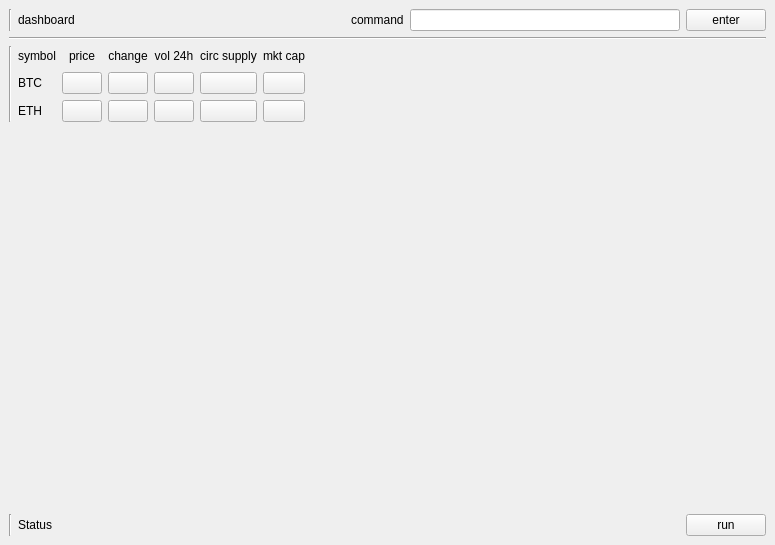
First picture: the form in src/app/ui/mainwindow.ui, repository sharbel256/numeri, before the edit.
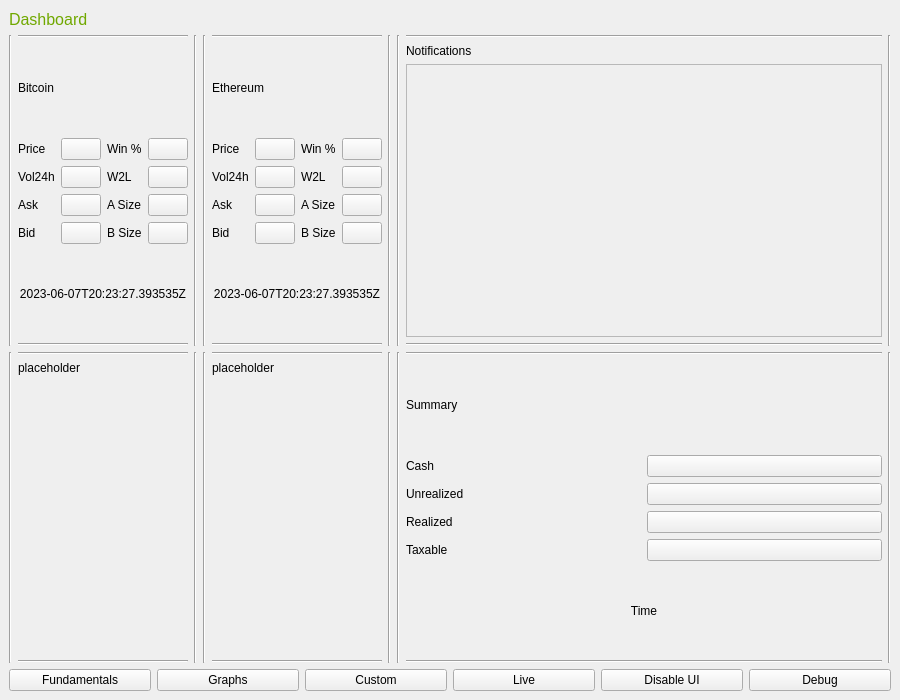
Second picture: the form after the edit.

The edit to the form file:
```diff
--- a/src/app/ui/mainwindow.ui
+++ b/src/app/ui/mainwindow.ui
@@ -6,30 +6,37 @@
    <rect>
     <x>0</x>
     <y>0</y>
-    <width>775</width>
-    <height>545</height>
+    <width>900</width>
+    <height>700</height>
    </rect>
   </property>
   <property name="windowTitle">
    <string>numeri</string>
   </property>
+  <property name="autoFillBackground">
+   <bool>false</bool>
+  </property>
+  <property name="styleSheet">
+   <string notr="true"/>
+  </property>
   <widget class="QWidget" name="centralwidget">
    <layout class="QVBoxLayout" name="verticalLayout">
     <item>
      <layout class="QVBoxLayout" name="verticalLayout_2">
       <item>
        <layout class="QHBoxLayout" name="horizontalLayout">
-        <item>
-         <widget class="Line" name="line">
-          <property name="orientation">
-           <enum>Qt::Vertical</enum>
-          </property>
-         </widget>
-        </item>
         <item>
          <widget class="QLabel" name="dash_name">
+          <property name="styleSheet">
+           <string notr="true">QLabel {
+    color: #70a800; 
+    font-family: 'Courier New', monospace; 
+    font-size: 16px; 
+}
+</string>
+          </property>
           <property name="text">
-           <string>dashboard</string>
+           <string>Dashboard</string>
           </property>
          </widget>
         </item>
@@ -46,256 +53,695 @@
           </property>
          </spacer>
         </item>
-        <item>
-         <widget class="QLabel" name="command">
-          <property name="text">
-           <string>command</string>
-          </property>
-         </widget>
-        </item>
-        <item>
-         <widget class="QLineEdit" name="command_edit"/>
-        </item>
-        <item>
-         <widget class="QPushButton" name="command_enter">
-          <property name="text">
-           <string>enter</string>
-          </property>
-         </widget>
-        </item>
        </layout>
       </item>
-      <item>
-       <widget class="Line" name="line_4">
-        <property name="orientation">
-         <enum>Qt::Horizontal</enum>
-        </property>
-       </widget>
-      </item>
       <item>
        <layout class="QHBoxLayout" name="horizontalLayout_2">
-        <item>
-         <widget class="Line" name="line_2">
-          <property name="orientation">
-           <enum>Qt::Vertical</enum>
-          </property>
-         </widget>
-        </item>
         <item>
          <layout class="QGridLayout" name="gridLayout">
-          <item row="0" column="3">
-           <widget class="QLabel" name="volume">
-            <property name="text">
-             <string>vol 24h</string>
-            </property>
-            <property name="alignment">
-             <set>Qt::AlignCenter</set>
-            </property>
-           </widget>
+          <item row="0" column="2">
+           <layout class="QHBoxLayout" name="horizontalLayout_5">
+            <item>
+             <widget class="Line" name="line_4">
+              <property name="orientation">
+               <enum>Qt::Vertical</enum>
+              </property>
+             </widget>
+            </item>
+            <item>
+             <layout class="QVBoxLayout" name="verticalLayout_4">
+              <item>
+               <widget class="Line" name="line_7">
+                <property name="orientation">
+                 <enum>Qt::Horizontal</enum>
+                </property>
+               </widget>
+              </item>
+              <item>
+               <widget class="QLabel" name="label_12">
+                <property name="text">
+                 <string>Ethereum</string>
+                </property>
+               </widget>
+              </item>
+              <item>
+               <layout class="QGridLayout" name="gridLayout_3">
+                <item row="3" column="1">
+                 <widget class="QPushButton" name="pushButton_21">
+                  <property name="text">
+                   <string/>
+                  </property>
+                 </widget>
+                </item>
+                <item row="2" column="0">
+                 <widget class="QLabel" name="label_14">
+                  <property name="text">
+                   <string>Vol24h</string>
+                  </property>
+                 </widget>
+                </item>
+                <item row="1" column="3">
+                 <widget class="QPushButton" name="pushButton_19">
+                  <property name="text">
+                   <string/>
+                  </property>
+                 </widget>
+                </item>
+                <item row="1" column="0">
+                 <widget class="QLabel" name="label_11">
+                  <property name="text">
+                   <string>Price</string>
+                  </property>
+                 </widget>
+                </item>
+                <item row="1" column="2">
+                 <widget class="QLabel" name="label_15">
+                  <property name="text">
+                   <string>Win %</string>
+                  </property>
+                 </widget>
+                </item>
+                <item row="2" column="2">
+                 <widget class="QLabel" name="label_16">
+                  <property name="text">
+                   <string>W2L</string>
+                  </property>
+                 </widget>
+                </item>
+                <item row="2" column="1">
+                 <widget class="QPushButton" name="eth_volume">
+                  <property name="text">
+                   <string/>
+                  </property>
+                 </widget>
+                </item>
+                <item row="3" column="3">
+                 <widget class="QPushButton" name="pushButton_22">
+                  <property name="text">
+                   <string/>
+                  </property>
+                 </widget>
+                </item>
+                <item row="1" column="1">
+                 <widget class="QPushButton" name="eth_price">
+                  <property name="text">
+                   <string/>
+                  </property>
+                 </widget>
+                </item>
+                <item row="2" column="3">
+                 <widget class="QPushButton" name="pushButton_20">
+                  <property name="text">
+                   <string/>
+                  </property>
+                 </widget>
+                </item>
+                <item row="4" column="1">
+                 <widget class="QPushButton" name="pushButton_23">
+                  <property name="text">
+                   <string/>
+                  </property>
+                 </widget>
+                </item>
+                <item row="4" column="3">
+                 <widget class="QPushButton" name="pushButton_24">
+                  <property name="text">
+                   <string/>
+                  </property>
+                 </widget>
+                </item>
+                <item row="3" column="0">
+                 <widget class="QLabel" name="label_17">
+                  <property name="text">
+                   <string>Ask</string>
+                  </property>
+                 </widget>
+                </item>
+                <item row="4" column="0">
+                 <widget class="QLabel" name="label_18">
+                  <property name="text">
+                   <string>Bid</string>
+                  </property>
+                 </widget>
+                </item>
+                <item row="3" column="2">
+                 <widget class="QLabel" name="label_19">
+                  <property name="text">
+                   <string>A Size</string>
+                  </property>
+                 </widget>
+                </item>
+                <item row="4" column="2">
+                 <widget class="QLabel" name="label_20">
+                  <property name="text">
+                   <string>B Size</string>
+                  </property>
+                 </widget>
+                </item>
+               </layout>
+              </item>
+              <item>
+               <widget class="QLabel" name="eth_time">
+                <property name="text">
+                 <string>2023-06-07T20:23:27.393535Z</string>
+                </property>
+                <property name="alignment">
+                 <set>Qt::AlignCenter</set>
+                </property>
+               </widget>
+              </item>
+              <item>
+               <widget class="Line" name="line_8">
+                <property name="orientation">
+                 <enum>Qt::Horizontal</enum>
+                </property>
+               </widget>
+              </item>
+             </layout>
+            </item>
+            <item>
+             <widget class="Line" name="line_6">
+              <property name="orientation">
+               <enum>Qt::Vertical</enum>
+              </property>
+             </widget>
+            </item>
+           </layout>
+          </item>
+          <item row="0" column="0">
+           <layout class="QHBoxLayout" name="horizontalLayout_4">
+            <item>
+             <widget class="Line" name="line">
+              <property name="orientation">
+               <enum>Qt::Vertical</enum>
+              </property>
+             </widget>
+            </item>
+            <item>
+             <layout class="QVBoxLayout" name="verticalLayout_3">
+              <item>
+               <widget class="Line" name="line_3">
+                <property name="orientation">
+                 <enum>Qt::Horizontal</enum>
+                </property>
+               </widget>
+              </item>
+              <item>
+               <widget class="QLabel" name="label">
+                <property name="text">
+                 <string>Bitcoin</string>
+                </property>
+               </widget>
+              </item>
+              <item>
+               <layout class="QGridLayout" name="gridLayout_2">
+                <item row="2" column="1">
+                 <widget class="QPushButton" name="pushButton_8">
+                  <property name="text">
+                   <string/>
+                  </property>
+                 </widget>
+                </item>
+                <item row="3" column="0">
+                 <widget class="QLabel" name="label_8">
+                  <property name="text">
+                   <string>Bid</string>
+                  </property>
+                 </widget>
+                </item>
+                <item row="3" column="1">
+                 <widget class="QPushButton" name="pushButton_10">
+                  <property name="text">
+                   <string/>
+                  </property>
+                 </widget>
+                </item>
+                <item row="1" column="0">
+                 <widget class="QLabel" name="label_4">
+                  <property name="text">
+                   <string>Vol24h</string>
+                  </property>
+                 </widget>
+                </item>
+                <item row="0" column="1">
+                 <widget class="QPushButton" name="btc_price">
+                  <property name="text">
+                   <string/>
+                  </property>
+                 </widget>
+                </item>
+                <item row="2" column="0">
+                 <widget class="QLabel" name="label_7">
+                  <property name="text">
+                   <string>Ask</string>
+                  </property>
+                 </widget>
+                </item>
+                <item row="0" column="0">
+                 <widget class="QLabel" name="label_3">
+                  <property name="text">
+                   <string>Price</string>
+                  </property>
+                 </widget>
+                </item>
+                <item row="0" column="2">
+                 <widget class="QLabel" name="label_5">
+                  <property name="text">
+                   <string>Win %</string>
+                  </property>
+                 </widget>
+                </item>
+                <item row="1" column="1">
+                 <widget class="QPushButton" name="btc_volume">
+                  <property name="text">
+                   <string/>
+                  </property>
+                 </widget>
+                </item>
+                <item row="1" column="2">
+                 <widget class="QLabel" name="label_6">
+                  <property name="text">
+                   <string>W2L</string>
+                  </property>
+                 </widget>
+                </item>
+                <item row="0" column="3">
+                 <widget class="QPushButton" name="pushButton_13">
+                  <property name="text">
+                   <string/>
+                  </property>
+                 </widget>
+                </item>
+                <item row="2" column="2">
+                 <widget class="QLabel" name="label_9">
+                  <property name="text">
+                   <string>A Size</string>
+                  </property>
+                 </widget>
+                </item>
+                <item row="3" column="2">
+                 <widget class="QLabel" name="label_10">
+                  <property name="text">
+                   <string>B Size</string>
+                  </property>
+                 </widget>
+                </item>
+                <item row="1" column="3">
+                 <widget class="QPushButton" name="pushButton_14">
+                  <property name="text">
+                   <string/>
+                  </property>
+                 </widget>
+                </item>
+                <item row="2" column="3">
+                 <widget class="QPushButton" name="pushButton_15">
+                  <property name="text">
+                   <string/>
+                  </property>
+                 </widget>
+                </item>
+                <item row="3" column="3">
+                 <widget class="QPushButton" name="pushButton_16">
+                  <property name="text">
+                   <string/>
+                  </property>
+                 </widget>
+                </item>
+               </layout>
+              </item>
+              <item>
+               <widget class="QLabel" name="btc_time">
+                <property name="text">
+                 <string>2023-06-07T20:23:27.393535Z</string>
+                </property>
+                <property name="alignment">
+                 <set>Qt::AlignCenter</set>
+                </property>
+               </widget>
+              </item>
+              <item>
+               <widget class="Line" name="line_5">
+                <property name="orientation">
+                 <enum>Qt::Horizontal</enum>
+                </property>
+               </widget>
+              </item>
+             </layout>
+            </item>
+            <item>
+             <widget class="Line" name="line_2">
+              <property name="orientation">
+               <enum>Qt::Vertical</enum>
+              </property>
+             </widget>
+            </item>
+           </layout>
           </item>
           <item row="1" column="3">
-           <widget class="QPushButton" name="btc_vol">
-            <property name="text">
-             <string/>
-            </property>
-           </widget>
+           <layout class="QHBoxLayout" name="horizontalLayout_7">
+            <item>
+             <widget class="Line" name="line_14">
+              <property name="orientation">
+               <enum>Qt::Vertical</enum>
+              </property>
+             </widget>
+            </item>
+            <item>
+             <layout class="QVBoxLayout" name="verticalLayout_6">
+              <item>
+               <widget class="Line" name="line_15">
+                <property name="orientation">
+                 <enum>Qt::Horizontal</enum>
+                </property>
+               </widget>
+              </item>
+              <item>
+               <widget class="QLabel" name="label_22">
+                <property name="text">
+                 <string>Summary</string>
+                </property>
+               </widget>
+              </item>
+              <item>
+               <layout class="QGridLayout" name="gridLayout_4">
+                <item row="0" column="1">
+                 <widget class="QPushButton" name="pushButton_6">
+                  <property name="text">
+                   <string/>
+                  </property>
+                 </widget>
+                </item>
+                <item row="1" column="1">
+                 <widget class="QPushButton" name="pushButton_7">
+                  <property name="text">
+                   <string/>
+                  </property>
+                 </widget>
+                </item>
+                <item row="0" column="0">
+                 <widget class="QLabel" name="label_24">
+                  <property name="text">
+                   <string>Cash</string>
+                  </property>
+                 </widget>
+                </item>
+                <item row="2" column="0">
+                 <widget class="QLabel" name="label_26">
+                  <property name="text">
+                   <string>Realized</string>
+                  </property>
+                 </widget>
+                </item>
+                <item row="1" column="0">
+                 <widget class="QLabel" name="label_25">
+                  <property name="text">
+                   <string>Unrealized</string>
+                  </property>
+                 </widget>
+                </item>
+                <item row="3" column="0">
+                 <widget class="QLabel" name="label_27">
+                  <property name="text">
+                   <string>Taxable</string>
+                  </property>
+                 </widget>
+                </item>
+                <item row="2" column="1">
+                 <widget class="QPushButton" name="pushButton_11">
+                  <property name="text">
+                   <string/>
+                  </property>
+                 </widget>
+                </item>
+                <item row="3" column="1">
+                 <widget class="QPushButton" name="pushButton_25">
+                  <property name="text">
+                   <string/>
+                  </property>
+                 </widget>
+                </item>
+               </layout>
+              </item>
+              <item>
+               <widget class="QLabel" name="label_23">
+                <property name="text">
+                 <string>Time</string>
+                </property>
+                <property name="alignment">
+                 <set>Qt::AlignCenter</set>
+                </property>
+               </widget>
+              </item>
+              <item>
+               <widget class="Line" name="line_16">
+                <property name="orientation">
+                 <enum>Qt::Horizontal</enum>
+                </property>
+               </widget>
+              </item>
+             </layout>
+            </item>
+            <item>
+             <widget class="Line" name="line_13">
+              <property name="orientation">
+               <enum>Qt::Vertical</enum>
+              </property>
+             </widget>
+            </item>
+           </layout>
           </item>
-          <item row="0" column="4">
-           <widget class="QLabel" name="supply">
-            <property name="text">
-             <string>circ supply</string>
-            </property>
-            <property name="alignment">
-             <set>Qt::AlignCenter</set>
-            </property>
-           </widget>
-          </item>
-          <item row="2" column="2">
-           <widget class="QPushButton" name="eth_change">
-            <property name="text">
-             <string/>
-            </property>
-           </widget>
-          </item>
-          <item row="2" column="0">
-           <widget class="QLabel" name="eth">
-            <property name="text">
-             <string>ETH</string>
-            </property>
-           </widget>
-          </item>
-          <item row="2" column="3">
-           <widget class="QPushButton" name="pushButton_7">
-            <property name="text">
-             <string/>
-            </property>
-           </widget>
-          </item>
-          <item row="1" column="1">
-           <widget class="QPushButton" name="btc_price">
-            <property name="autoFillBackground">
-             <bool>false</bool>
-            </property>
-            <property name="text">
-             <string/>
-            </property>
-           </widget>
-          </item>
-          <item row="2" column="1">
-           <widget class="QPushButton" name="eth_price">
-            <property name="text">
-             <string/>
-            </property>
-           </widget>
+          <item row="0" column="3">
+           <layout class="QHBoxLayout" name="horizontalLayout_6">
+            <item>
+             <widget class="Line" name="line_9">
+              <property name="orientation">
+               <enum>Qt::Vertical</enum>
+              </property>
+             </widget>
+            </item>
+            <item>
+             <layout class="QVBoxLayout" name="verticalLayout_5">
+              <item>
+               <widget class="Line" name="line_11">
+                <property name="orientation">
+                 <enum>Qt::Horizontal</enum>
+                </property>
+               </widget>
+              </item>
+              <item>
+               <widget class="QLabel" name="label_21">
+                <property name="text">
+                 <string>Notifications</string>
+                </property>
+               </widget>
+              </item>
+              <item>
+               <widget class="QScrollArea" name="scrollArea">
+                <property name="widgetResizable">
+                 <bool>true</bool>
+                </property>
+                <widget class="QWidget" name="scrollAreaWidgetContents">
+                 <property name="geometry">
+                  <rect>
+                   <x>0</x>
+                   <y>0</y>
+                   <width>248</width>
+                   <height>187</height>
+                  </rect>
+                 </property>
+                </widget>
+               </widget>
+              </item>
+              <item>
+               <widget class="Line" name="line_12">
+                <property name="orientation">
+                 <enum>Qt::Horizontal</enum>
+                </property>
+               </widget>
+              </item>
+             </layout>
+            </item>
+            <item>
+             <widget class="Line" name="line_10">
+              <property name="orientation">
+               <enum>Qt::Vertical</enum>
+              </property>
+             </widget>
+            </item>
+           </layout>
           </item>
           <item row="1" column="0">
-           <widget class="QLabel" name="btc">
-            <property name="text">
-             <string>BTC</string>
-            </property>
-           </widget>
-          </item>
-          <item row="0" column="2">
-           <widget class="QLabel" name="change">
-            <property name="text">
-             <string>change</string>
-            </property>
-            <property name="alignment">
-             <set>Qt::AlignCenter</set>
-            </property>
-           </widget>
-          </item>
-          <item row="0" column="1">
-           <widget class="QLabel" name="price">
-            <property name="text">
-             <string>price</string>
-            </property>
-            <property name="alignment">
-             <set>Qt::AlignCenter</set>
-            </property>
-           </widget>
+           <layout class="QHBoxLayout" name="horizontalLayout_8">
+            <item>
+             <widget class="Line" name="line_18">
+              <property name="orientation">
+               <enum>Qt::Vertical</enum>
+              </property>
+             </widget>
+            </item>
+            <item>
+             <layout class="QVBoxLayout" name="verticalLayout_7">
+              <item>
+               <widget class="Line" name="line_19">
+                <property name="orientation">
+                 <enum>Qt::Horizontal</enum>
+                </property>
+               </widget>
+              </item>
+              <item>
+               <widget class="QLabel" name="label_13">
+                <property name="text">
+                 <string>placeholder</string>
+                </property>
+               </widget>
+              </item>
+              <item>
+               <layout class="QGridLayout" name="gridLayout_5">
+                <item row="1" column="0">
+                 <widget class="QLabel" name="label_2">
+                  <property name="text">
+                   <string/>
+                  </property>
+                 </widget>
+                </item>
+                <item row="2" column="0">
+                 <spacer name="verticalSpacer">
+                  <property name="orientation">
+                   <enum>Qt::Vertical</enum>
+                  </property>
+                  <property name="sizeHint" stdset="0">
+                   <size>
+                    <width>20</width>
+                    <height>40</height>
+                   </size>
+                  </property>
+                 </spacer>
+                </item>
+               </layout>
+              </item>
+              <item>
+               <widget class="Line" name="line_20">
+                <property name="orientation">
+                 <enum>Qt::Horizontal</enum>
+                </property>
+               </widget>
+              </item>
+             </layout>
+            </item>
+            <item>
+             <widget class="Line" name="line_17">
+              <property name="orientation">
+               <enum>Qt::Vertical</enum>
+              </property>
+             </widget>
+            </item>
+           </layout>
           </item>
           <item row="1" column="2">
-           <widget class="QPushButton" name="btc_change">
-            <property name="text">
-             <string/>
-            </property>
-           </widget>
-          </item>
-          <item row="0" column="6">
-           <spacer name="horizontalSpacer_2">
-            <property name="orientation">
-             <enum>Qt::Horizontal</enum>
-            </property>
-            <property name="sizeHint" stdset="0">
-             <size>
-              <width>40</width>
-              <height>20</height>
-             </size>
-            </property>
-           </spacer>
-          </item>
-          <item row="0" column="0">
-           <widget class="QLabel" name="symbol">
-            <property name="text">
-             <string>symbol</string>
-            </property>
-           </widget>
-          </item>
-          <item row="0" column="5">
-           <widget class="QLabel" name="market_cap">
-            <property name="text">
-             <string>mkt cap</string>
-            </property>
-            <property name="alignment">
-             <set>Qt::AlignCenter</set>
-            </property>
-           </widget>
-          </item>
-          <item row="1" column="4">
-           <widget class="QPushButton" name="btc_supply">
-            <property name="text">
-             <string/>
-            </property>
-           </widget>
-          </item>
-          <item row="1" column="5">
-           <widget class="QPushButton" name="btc_cap">
-            <property name="text">
-             <string/>
-            </property>
-           </widget>
-          </item>
-          <item row="2" column="4">
-           <widget class="QPushButton" name="eth_supply">
-            <property name="text">
-             <string/>
-            </property>
-           </widget>
-          </item>
-          <item row="2" column="5">
-           <widget class="QPushButton" name="eth_cap">
-            <property name="text">
-             <string/>
-            </property>
-           </widget>
+           <layout class="QHBoxLayout" name="horizontalLayout_9">
+            <item>
+             <widget class="Line" name="line_22">
+              <property name="orientation">
+               <enum>Qt::Vertical</enum>
+              </property>
+             </widget>
+            </item>
+            <item>
+             <layout class="QVBoxLayout" name="verticalLayout_8">
+              <item>
+               <widget class="Line" name="line_23">
+                <property name="orientation">
+                 <enum>Qt::Horizontal</enum>
+                </property>
+               </widget>
+              </item>
+              <item>
+               <widget class="QLabel" name="label_29">
+                <property name="text">
+                 <string>placeholder</string>
+                </property>
+               </widget>
+              </item>
+              <item>
+               <spacer name="verticalSpacer_2">
+                <property name="orientation">
+                 <enum>Qt::Vertical</enum>
+                </property>
+                <property name="sizeHint" stdset="0">
+                 <size>
+                  <width>20</width>
+                  <height>40</height>
+                 </size>
+                </property>
+               </spacer>
+              </item>
+              <item>
+               <widget class="Line" name="line_24">
+                <property name="orientation">
+                 <enum>Qt::Horizontal</enum>
+                </property>
+               </widget>
+              </item>
+             </layout>
+            </item>
+            <item>
+             <widget class="Line" name="line_21">
+              <property name="orientation">
+               <enum>Qt::Vertical</enum>
+              </property>
+             </widget>
+            </item>
+           </layout>
           </item>
          </layout>
         </item>
        </layout>
       </item>
-      <item>
-       <spacer name="verticalSpacer">
-        <property name="orientation">
-         <enum>Qt::Vertical</enum>
-        </property>
-        <property name="sizeHint" stdset="0">
-         <size>
-          <width>20</width>
-          <height>40</height>
-         </size>
-        </property>
-       </spacer>
-      </item>
       <item>
        <layout class="QHBoxLayout" name="horizontalLayout_3">
         <item>
-         <widget class="Line" name="line_3">
-          <property name="orientation">
-           <enum>Qt::Vertical</enum>
+         <widget class="QPushButton" name="pushButton_5">
+          <property name="text">
+           <string>Fundamentals</string>
           </property>
          </widget>
         </item>
         <item>
-         <widget class="QLabel" name="logging">
-          <property name="autoFillBackground">
-           <bool>false</bool>
-          </property>
+         <widget class="QPushButton" name="pushButton_4">
           <property name="text">
-           <string>Status</string>
+           <string>Graphs</string>
           </property>
-          <property name="openExternalLinks">
-           <bool>false</bool>
-          </property>
          </widget>
         </item>
         <item>
-         <spacer name="horizontalSpacer_3">
-          <property name="orientation">
-           <enum>Qt::Horizontal</enum>
+         <widget class="QPushButton" name="pushButton_3">
+          <property name="text">
+           <string>Custom</string>
           </property>
-          <property name="sizeHint" stdset="0">
-           <size>
-            <width>40</width>
-            <height>20</height>
-           </size>
-          </property>
-         </spacer>
+         </widget>
         </item>
         <item>
          <widget class="QPushButton" name="runButton">
           <property name="text">
-           <string>run</string>
+           <string>Live</string>
+          </property>
+         </widget>
+        </item>
+        <item>
+         <widget class="QPushButton" name="pushButton">
+          <property name="text">
+           <string>Disable UI</string>
+          </property>
+         </widget>
+        </item>
+        <item>
+         <widget class="QPushButton" name="debug">
+          <property name="styleSheet">
+           <string notr="true">
+</string>
+          </property>
+          <property name="text">
+           <string>Debug</string>
           </property>
          </widget>
         </item>
```
